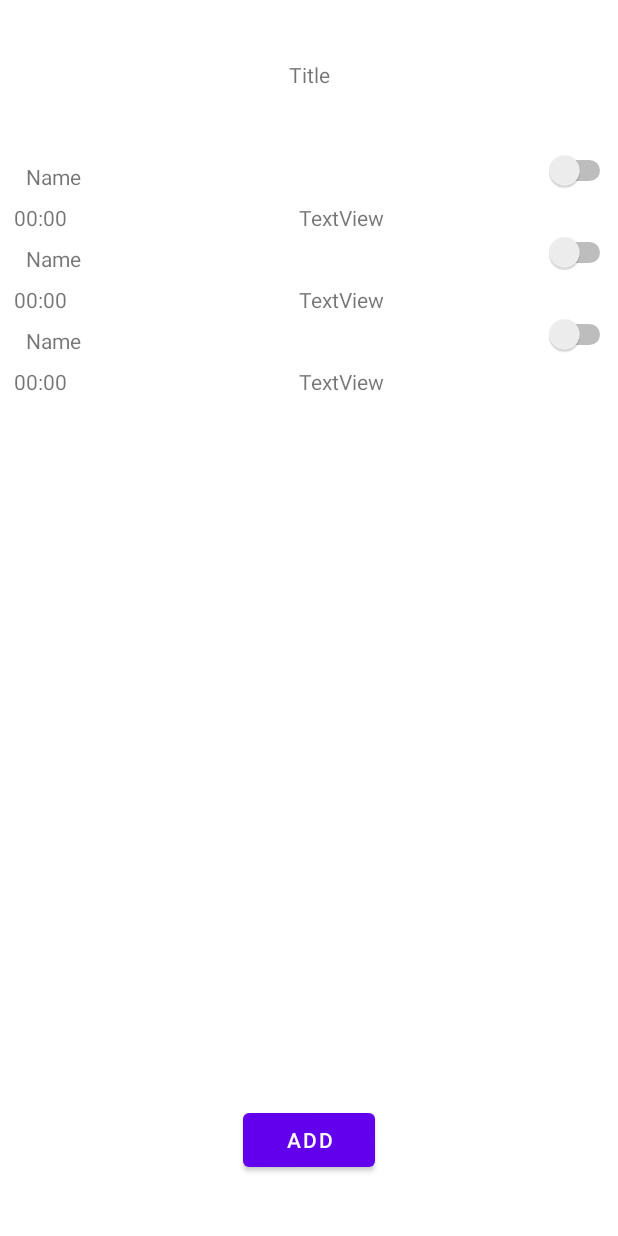
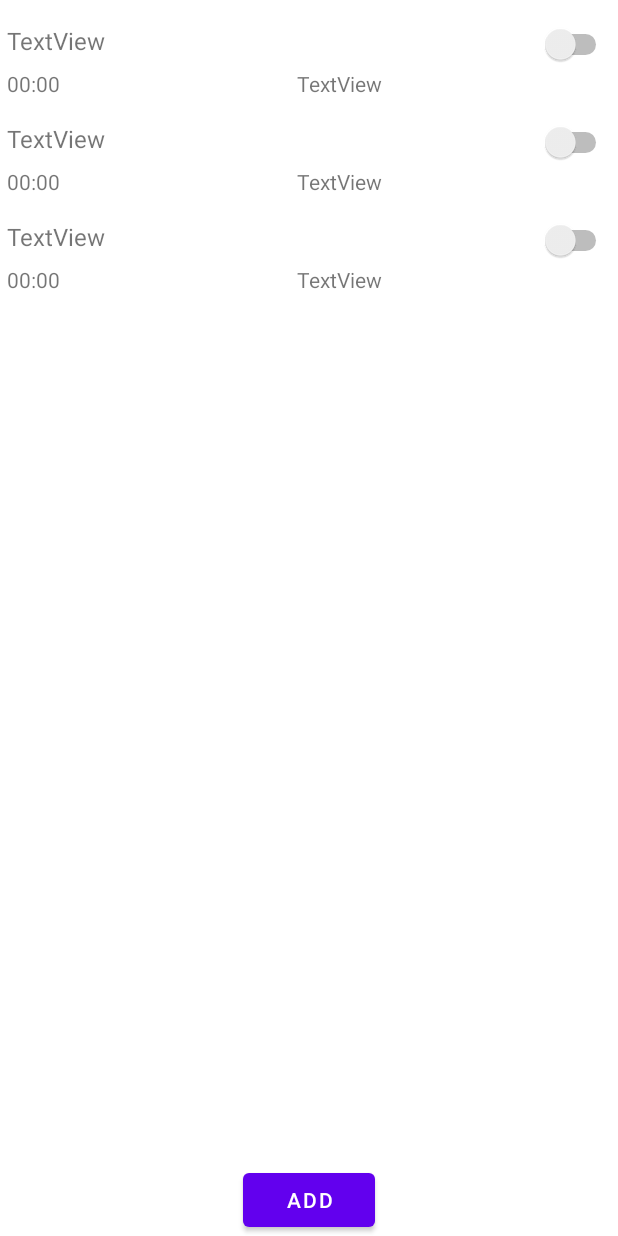
Before and after one commit to OMarceloMaia/custom-alarm-clock, an Android app: the layout activity_main.xml on its own in the app's theme, with its tools: preview values and no code run, on a phone screen of 412 x 824 dp. Run offline under Robolectric (Android 15) with nearby library versions, the phone set to English and light mode, and no system bars.

Commit message:
:lipstick: General UI updates

```diff
--- a/app/src/main/res/layout/activity_main.xml
+++ b/app/src/main/res/layout/activity_main.xml
@@ -16,26 +16,17 @@
         android:text="Add"
         app:layout_constraintBottom_toBottomOf="parent"
         app:layout_constraintEnd_toEndOf="parent"
-        app:layout_constraintStart_toStartOf="parent"
-        app:layout_constraintTop_toBottomOf="@+id/recyclerView" />
-
-    <TextView
-        android:id="@+id/tvTitle"
-        android:layout_width="wrap_content"
-        android:layout_height="wrap_content"
-        android:text="Title"
-        app:layout_constraintBottom_toTopOf="@+id/recyclerView"
-        app:layout_constraintEnd_toEndOf="parent"
-        app:layout_constraintStart_toStartOf="parent"
-        app:layout_constraintTop_toTopOf="parent" />
+        app:layout_constraintStart_toStartOf="parent" />
 
     <androidx.recyclerview.widget.RecyclerView
         android:id="@+id/recyclerView"
-        android:layout_width="409dp"
-        android:layout_height="596dp"
-        android:layout_marginEnd="1dp"
-        app:layout_constraintBottom_toTopOf="@+id/btAdd"
+        android:layout_width="wrap_content"
+        android:layout_height="match_parent"
+        android:layout_marginTop="8dp"
+        android:layout_marginBottom="8dp"
+        app:layout_constraintBottom_toBottomOf="parent"
         app:layout_constraintEnd_toEndOf="parent"
-        app:layout_constraintTop_toBottomOf="@+id/tvTitle"
-        tools:listitem="@layout/recycler_list_item"/>
+        app:layout_constraintStart_toStartOf="parent"
+        app:layout_constraintTop_toTopOf="parent"
+        tools:listitem="@layout/recycler_list_item" />
 </androidx.constraintlayout.widget.ConstraintLayout>
--- a/app/src/main/res/layout/recycler_list_item.xml
+++ b/app/src/main/res/layout/recycler_list_item.xml
@@ -9,41 +9,46 @@
         android:id="@+id/tvRecyclerItemTime"
         android:layout_width="wrap_content"
         android:layout_height="wrap_content"
-        android:layout_marginStart="8dp"
+        android:layout_marginTop="8dp"
+        android:layout_marginBottom="8dp"
         android:text="00:00"
         app:layout_constraintBottom_toBottomOf="parent"
-        app:layout_constraintStart_toStartOf="parent"
+        app:layout_constraintEnd_toStartOf="@+id/tvRecyclerItemDate"
+        app:layout_constraintHorizontal_chainStyle="spread_inside"
+        app:layout_constraintStart_toStartOf="@+id/tvRecyclerItemName"
         app:layout_constraintTop_toBottomOf="@+id/tvRecyclerItemName" />
 
     <Switch
         android:id="@+id/switchRecyclerItem"
         android:layout_width="wrap_content"
         android:layout_height="wrap_content"
+        android:layout_marginEnd="16dp"
         app:layout_constraintEnd_toEndOf="parent"
         app:layout_constraintHorizontal_bias="0.5"
         app:layout_constraintStart_toEndOf="@+id/tvRecyclerItemName"
-        app:layout_constraintTop_toTopOf="parent" />
+        app:layout_constraintTop_toTopOf="@+id/tvRecyclerItemName"
+        android:textColor="@color/purple_700"/>
+
+    <TextView
+        android:id="@+id/tvRecyclerItemDate"
+        android:layout_width="363dp"
+        android:layout_height="wrap_content"
+        android:text="TextView"
+        android:textAlignment="center"
+        app:layout_constraintBottom_toBottomOf="@+id/tvRecyclerItemTime"
+        app:layout_constraintEnd_toEndOf="@+id/switchRecyclerItem"
+        app:layout_constraintStart_toEndOf="@+id/tvRecyclerItemTime" />
 
     <TextView
         android:id="@+id/tvRecyclerItemName"
-        android:layout_width="0dp"
+        android:layout_width="355dp"
         android:layout_height="wrap_content"
-        android:layout_marginStart="8dp"
-        android:padding="8dp"
-        android:text="Name"
+        android:layout_marginStart="16dp"
+        android:layout_marginTop="8dp"
+        android:text="TextView"
+        android:textSize="16sp"
         app:layout_constraintEnd_toStartOf="@+id/switchRecyclerItem"
-        app:layout_constraintHorizontal_bias="0.5"
         app:layout_constraintStart_toStartOf="parent"
         app:layout_constraintTop_toTopOf="parent" />
 
-    <TextView
-        android:id="@+id/tvRecyclerItemDate"
-        android:layout_width="wrap_content"
-        android:layout_height="wrap_content"
-        android:text="TextView"
-        app:layout_constraintBottom_toBottomOf="parent"
-        app:layout_constraintEnd_toEndOf="parent"
-        app:layout_constraintStart_toEndOf="@+id/tvRecyclerItemTime"
-        app:layout_constraintTop_toBottomOf="@+id/tvRecyclerItemName" />
-
 </androidx.constraintlayout.widget.ConstraintLayout>
--- a/app/src/main/res/values/themes.xml
+++ b/app/src/main/res/values/themes.xml
@@ -3,10 +3,10 @@
     <style name="Theme.MyAlarmClock" parent="Theme.MaterialComponents.DayNight.DarkActionBar">
         <!-- Primary brand color. -->
         <item name="colorPrimary">@color/purple_500</item>
-        <item name="colorPrimaryVariant">@color/purple_700</item>
+        <item name="colorPrimaryVariant">@color/purple_500</item>
         <item name="colorOnPrimary">@color/white</item>
         <!-- Secondary brand color. -->
-        <item name="colorSecondary">@color/teal_200</item>
+        <item name="colorSecondary">@color/purple_500</item>
         <item name="colorSecondaryVariant">@color/teal_700</item>
         <item name="colorOnSecondary">@color/black</item>
         <!-- Status bar color. -->
```
